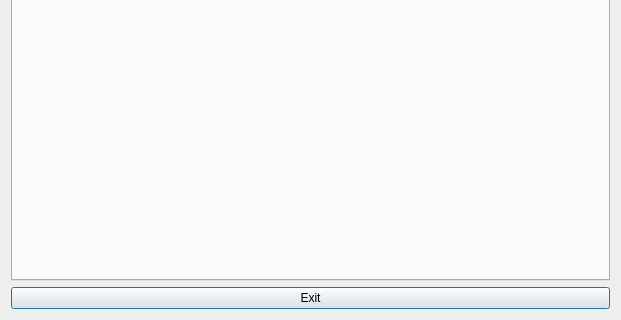
Old version of the form ui/settingdialog.ui in the repository niuyuxin/touchScreen; both pictures show x 0 to 621 and y 170 to 490 of the 621 by 490 pixel window.
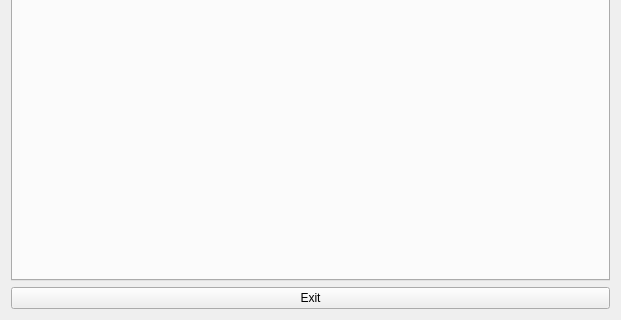
New version of the form.

Patch:
```diff
--- a/ui/settingdialog.ui
+++ b/ui/settingdialog.ui
@@ -40,6 +40,9 @@
      <property name="text">
       <string>Exit</string>
      </property>
+     <property name="autoDefault">
+      <bool>false</bool>
+     </property>
     </widget>
    </item>
   </layout>
```
